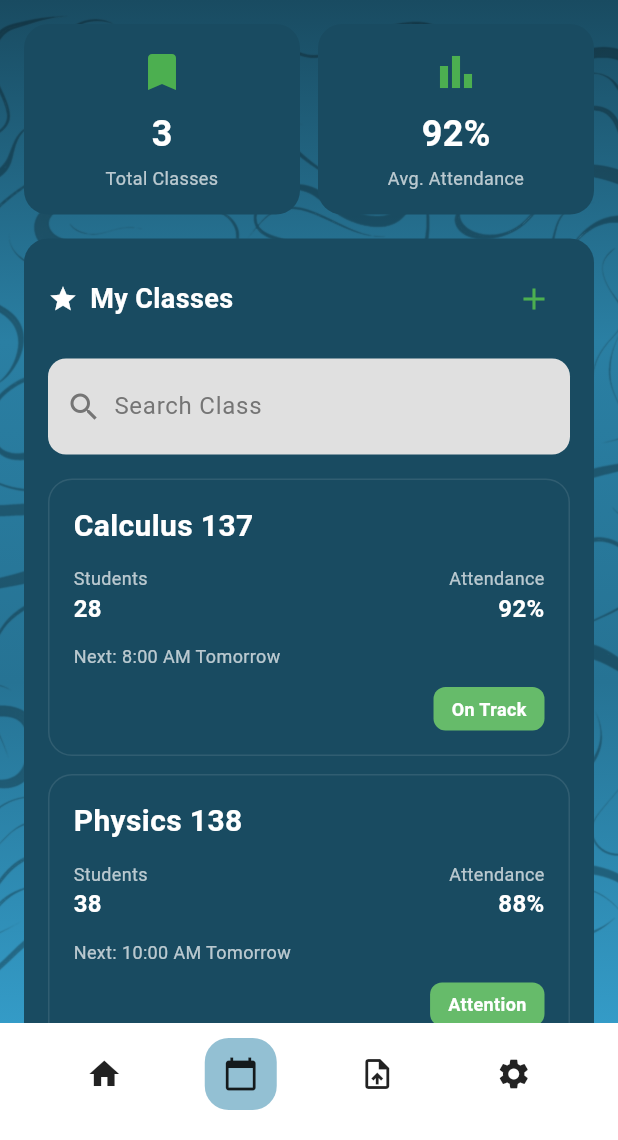
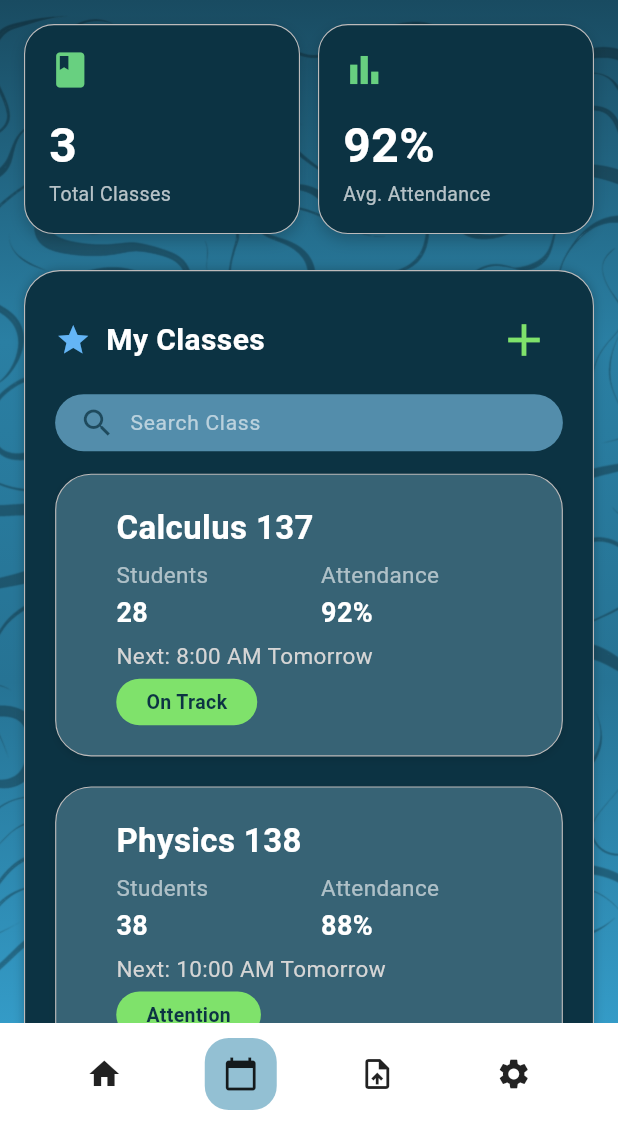
Before and after one commit to Scorch879/t_racks_softdev_1, a Flutter app: the EducatorShell screen opened directly, item 2 of the bottom bar chosen, on a phone screen of 412 x 824 dp, the part 96-1236 px from its top. Run offline on Flutter 3.47's test engine with Material 3 defaults, Android fonts, the light colour scheme and no system bars; our stand-ins replace flutter_dotenv, shared_preferences, smooth_page_indicator, supabase_flutter; accounts and stored records are empty.

Commit message:
[Changes] Educator UI

```diff
--- a/lib/screens/educator/educator_classes_screen.dart
+++ b/lib/screens/educator/educator_classes_screen.dart
@@ -25,7 +25,7 @@ class _EducatorClassesContentState extends State<EducatorClassesContent> {
         children: [
           const SizedBox(height: 16),
           _buildSummaryCards(),
-          const SizedBox(height: 16),
+          const SizedBox(height: 24), // Increased spacing to separate sections
           _buildMyClassesSection(),
           const SizedBox(height: 16),
         ],
@@ -40,8 +40,8 @@ class _EducatorClassesContentState extends State<EducatorClassesContent> {
         children: [
           Expanded(
             child: _buildSummaryCard(
-              icon: Icons.bookmark,
-              iconColor: const Color(0xFF4CAF50),
+              icon: Icons.book, // Changed to Book icon to match image
+              iconColor: const Color(0xFF68D080),
               value: '3',
               label: 'Total Classes',
             ),
@@ -50,7 +50,7 @@ class _EducatorClassesContentState extends State<EducatorClassesContent> {
           Expanded(
             child: _buildSummaryCard(
               icon: Icons.bar_chart,
-              iconColor: const Color(0xFF4CAF50),
+              iconColor: const Color(0xFF68D080),
               value: '92%',
               label: 'Avg. Attendance',
             ),
@@ -67,32 +67,48 @@ class _EducatorClassesContentState extends State<EducatorClassesContent> {
     required String label,
   }) {
     return Container(
+      height: 140, // Fixed height to match aspect ratio
       padding: const EdgeInsets.all(16),
       decoration: BoxDecoration(
-        color: const Color(0xFF194B61),
-        borderRadius: BorderRadius.circular(16),
+        color: const Color(0xFF0C3343),
+        borderRadius: BorderRadius.circular(20), // More rounded corners
+        border: Border.all(
+          color: const Color(0xFFBDBBBB),
+          width: 0.75,
+        ),
+        boxShadow: [
+          BoxShadow(
+            color: Colors.black.withOpacity(0.2),
+            blurRadius: 8,
+            offset: const Offset(0, 4),
+          ),
+        ],
       ),
       child: Column(
+        crossAxisAlignment: CrossAxisAlignment.start,
+        mainAxisAlignment: MainAxisAlignment.spaceBetween,
         children: [
-          Icon(icon, color: iconColor, size: 32),
-          const SizedBox(height: 8),
+          Icon(icon, color: iconColor, size: 28),
+          Column(
+            crossAxisAlignment: CrossAxisAlignment.start,
+            children: [
               Text(
                 value,
                 style: const TextStyle(
-              fontSize: 24,
+                  fontSize: 32, // Larger font for the number
                   fontWeight: FontWeight.bold,
                   color: Colors.white,
                 ),
               ),
-          const SizedBox(height: 4),
               Text(
                 label,
                 style: const TextStyle(
-              fontSize: 12,
+                  fontSize: 13,
                   color: Colors.white70,
                 ),
-            textAlign: TextAlign.center,
               ),
+            ],
+          )
         ],
       ),
     );
@@ -101,10 +117,21 @@ class _EducatorClassesContentState extends State<EducatorClassesContent> {
   Widget _buildMyClassesSection() {
     return Container(
       margin: const EdgeInsets.symmetric(horizontal: 16),
-      padding: const EdgeInsets.all(16),
+      padding: const EdgeInsets.all(20),
       decoration: BoxDecoration(
-        color: const Color(0xFF194B61),
-        borderRadius: BorderRadius.circular(16),
+        color: const Color(0xFF0C3343),
+        borderRadius: BorderRadius.circular(24),
+        border: Border.all(
+          color: const Color(0xFFBDBBBB),
+          width: 0.75,
+        ),
+        boxShadow: [
+          BoxShadow(
+            color: Colors.black.withOpacity(0.25),
+            blurRadius: 5,
+            offset: const Offset(0, 0),
+          ),
+        ],
       ),
       child: Column(
         crossAxisAlignment: CrossAxisAlignment.start,
@@ -116,14 +143,14 @@ class _EducatorClassesContentState extends State<EducatorClassesContent> {
                 children: [
                   const Icon(
                     Icons.star,
-                    color: Colors.white,
-                    size: 20,
+                    color: Color(0xFF64B5F6), // Light blue star
+                    size: 24,
                   ),
-                  const SizedBox(width: 8),
+                  const SizedBox(width: 10),
                   const Text(
                     'My Classes',
                     style: TextStyle(
-                      fontSize: 18,
+                      fontSize: 20,
                       fontWeight: FontWeight.bold,
                       color: Colors.white,
                     ),
@@ -133,15 +160,16 @@ class _EducatorClassesContentState extends State<EducatorClassesContent> {
               IconButton(
                 icon: const Icon(
                   Icons.add,
-                  color: Color(0xFF4CAF50),
+                  color: Color(0xFF7FE26B), // Matching green color
+                  size: 36,
                 ),
                 onPressed: () {},
               ),
             ],
           ),
-          const SizedBox(height: 16),
+          const SizedBox(height: 10),
           _buildSearchBar(),
-          const SizedBox(height: 16),
+          const SizedBox(height: 15),
           _buildClassList(),
         ],
       ),
@@ -150,27 +178,30 @@ class _EducatorClassesContentState extends State<EducatorClassesContent> {
 
   Widget _buildSearchBar() {
     return Container(
-      padding: const EdgeInsets.symmetric(horizontal: 12, vertical: 8),
+      padding: const EdgeInsets.symmetric(horizontal: 16, vertical: 3),
       decoration: BoxDecoration(
-        color: Colors.grey[300],
-        borderRadius: BorderRadius.circular(12),
+        color: const Color(0xFF538DAB), // Adjusted to match Figma blue-grey
+        borderRadius: BorderRadius.circular(24), // Pill shape
       ),
       child: Row(
         children: [
           Icon(
             Icons.search,
-            color: Colors.grey[600],
+            color: const Color(0xFF0C3343).withValues(alpha: 0.75),
           ),
-          const SizedBox(width: 8),
+          const SizedBox(width: 10),
           Expanded(
             child: TextField(
               controller: _searchController,
+              style: const TextStyle(color: Colors.white),
               decoration: const InputDecoration(
                 hintText: 'Search Class',
                 hintStyle: TextStyle(
-                  color: Color(0xFF757575),
+                  color: Colors.white60,
+                  fontSize: 14,
                 ),
                 border: InputBorder.none,
+                isDense: true,
               ),
             ),
           ),
@@ -219,97 +250,70 @@ class _EducatorClassesContentState extends State<EducatorClassesContent> {
         );
       },
       child: Container(
-        margin: const EdgeInsets.only(bottom: 12),
-        padding: const EdgeInsets.all(16),
+        margin: const EdgeInsets.only(bottom: 20),
+        padding: const EdgeInsets.only(left: 40, top: 20, right: 20, bottom: 20),
         decoration: BoxDecoration(
-          color: const Color(0xFF194B61),
-          borderRadius: BorderRadius.circular(16),
-          border: Border.all(
-            color: Colors.white.withValues(alpha: 0.1),
-            width: 1,
+          color: const Color(0xFF376375), // Lighter slate blue for cards
+          borderRadius: BorderRadius.circular(24),
+          border: Border.all(color: const Color(0xFFBDBBBB), width: 0.75),
+          boxShadow: [
+             BoxShadow(
+              color: Colors.black.withValues(alpha: 0.1),
+              blurRadius: 4,
+              offset: const Offset(0, 2),
             ),
+          ],
         ),
         child: Column(
           crossAxisAlignment: CrossAxisAlignment.start,
           children: [
+            // Title
             Text(
               name,
               style: const TextStyle(
-                fontSize: 20,
+                fontSize: 22,
                 fontWeight: FontWeight.bold,
                 color: Colors.white,
               ),
             ),
-            const SizedBox(height: 12),
+            const SizedBox(height: 5),
+
+            // Stats Row
             Row(
-              mainAxisAlignment: MainAxisAlignment.spaceBetween,
               children: [
-                Column(
-                  crossAxisAlignment: CrossAxisAlignment.start,
-                  children: [
-                    const Text(
-                      'Students',
-                      style: TextStyle(
-                        fontSize: 12,
-                        color: Colors.white70,
-                      ),
-                    ),
-                    Text(
-                      '${students}',
-                      style: const TextStyle(
-                        fontSize: 16,
-                        fontWeight: FontWeight.bold,
-                        color: Colors.white,
-                      ),
-                    ),
+                _buildStatColumn('Students', '$students'),
+                const SizedBox(width: 75), // Gap between stats
+                _buildStatColumn('Attendance', '$attendance%'),
               ],
             ),
-                Column(
-                  crossAxisAlignment: CrossAxisAlignment.end,
-                  children: [
-                    const Text(
-                      'Attendance',
-                      style: TextStyle(
-                        fontSize: 12,
-                        color: Colors.white70,
-                      ),
-                    ),
-                    Text(
-                      '${attendance}%',
-                      style: const TextStyle(
-                        fontSize: 16,
-                        fontWeight: FontWeight.bold,
-                        color: Colors.white,
-                      ),
-                    ),
-                  ],
-                ),
-              ],
-            ),
-            const SizedBox(height: 12),
+
+            const SizedBox(height: 5),
+
+            // Next Schedule
             Text(
               'Next: $next',
               style: const TextStyle(
-                fontSize: 12,
-                color: Colors.white70,
+                fontSize: 15,
+                color: Color(0xFFD5D5D5),
+                fontWeight: FontWeight.w400,
               ),
             ),
-            const SizedBox(height: 12),
-            Align(
-              alignment: Alignment.centerRight,
-              child: Container(
-                padding: const EdgeInsets.symmetric(horizontal: 12, vertical: 6),
+
+            const SizedBox(height: 5),
+
+            // Active Button (Left Aligned now)
+            Container(
+              padding: const EdgeInsets.symmetric(horizontal: 20, vertical: 6),
               decoration: BoxDecoration(
-                  color: const Color(0xFF66BB6A),
-                  borderRadius: BorderRadius.circular(8),
+                color: const Color(0xFF7FE26B), // Lime green from Figma
+                borderRadius: BorderRadius.circular(20),
               ),
               child: Text(
                 status,
                 style: const TextStyle(
-                    color: Colors.white,
-                    fontSize: 12,
-                    fontWeight: FontWeight.w600,
-                  ),
+                  color: Color(0xFF0C3343), // Dark text for contrast
+                  fontSize: 13,
+                  fontWeight: FontWeight.bold,
                 ),
               ),
             ),
@@ -318,4 +322,29 @@ class _EducatorClassesContentState extends State<EducatorClassesContent> {
       ),
     );
   }
+
+  Widget _buildStatColumn(String label, String value) {
+    return Column(
+      crossAxisAlignment: CrossAxisAlignment.start,
+      children: [
+        Text(
+          label,
+          style: const TextStyle(
+            fontSize: 15,
+            color: Colors.white60,
+            fontWeight: FontWeight.w400,
+          ),
+        ),
+        const SizedBox(height: 2),
+        Text(
+          value,
+          style: const TextStyle(
+            fontSize: 18,
+            fontWeight: FontWeight.bold,
+            color: Colors.white,
+          ),
+        ),
+      ],
+    );
   }
+}
```
Also changed, not shown: 1 other file. Lines whose indentation alone changed are shown as unchanged.
